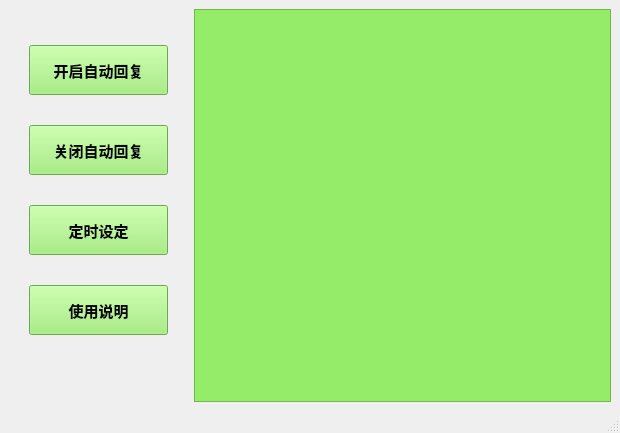
First picture: the form in hello_world/talk_robot/gui/gui.ui, repository WatsonJay/python_test, before the edit.
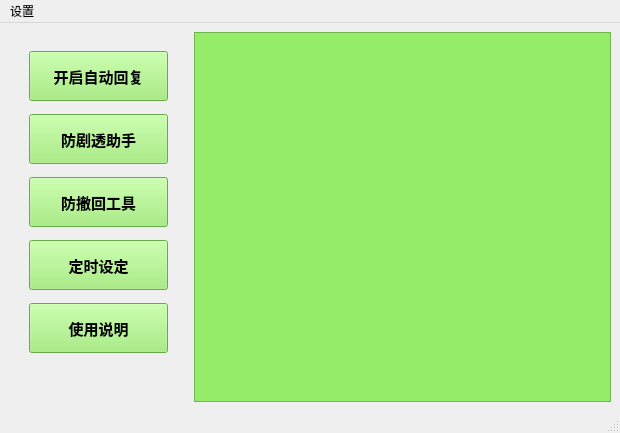
Second picture: the form after the edit.

The edit to the form file:
```diff
--- a/hello_world/talk_robot/gui/gui.ui
+++ b/hello_world/talk_robot/gui/gui.ui
@@ -19,7 +19,7 @@
   <widget class="QWidget" name="centralwidget">
    <layout class="QHBoxLayout" name="horizontalLayout" stretch="3,7">
     <item>
-     <layout class="QVBoxLayout" name="verticalLayout" stretch="2,0,2,2">
+     <layout class="QVBoxLayout" name="verticalLayout" stretch="2,0,0,2,2">
       <property name="spacing">
        <number>4</number>
       </property>
@@ -82,7 +82,31 @@
          <string notr="true">background-color:rgb(149,236,105);</string>
         </property>
         <property name="text">
-         <string>关闭自动回复</string>
+         <string>防剧透助手</string>
+        </property>
+       </widget>
+      </item>
+      <item>
+       <widget class="QPushButton" name="message_back">
+        <property name="minimumSize">
+         <size>
+          <width>0</width>
+          <height>50</height>
+         </size>
+        </property>
+        <property name="font">
+         <font>
+          <family>微软雅黑</family>
+          <pointsize>11</pointsize>
+          <weight>75</weight>
+          <bold>true</bold>
+         </font>
+        </property>
+        <property name="styleSheet">
+         <string notr="true">background-color:rgb(149,236,105);</string>
+        </property>
+        <property name="text">
+         <string>防撤回工具</string>
         </property>
        </widget>
       </item>
@@ -154,6 +178,13 @@
      <height>23</height>
     </rect>
    </property>
+   <widget class="QMenu" name="menu">
+    <property name="title">
+     <string>设置</string>
+    </property>
+    <addaction name="actionsetting"/>
+   </widget>
+   <addaction name="menu"/>
   </widget>
   <widget class="QStatusBar" name="statusbar"/>
  </widget>
```
Left out of the diff: 9 changed lines with no effect on the pictures.
